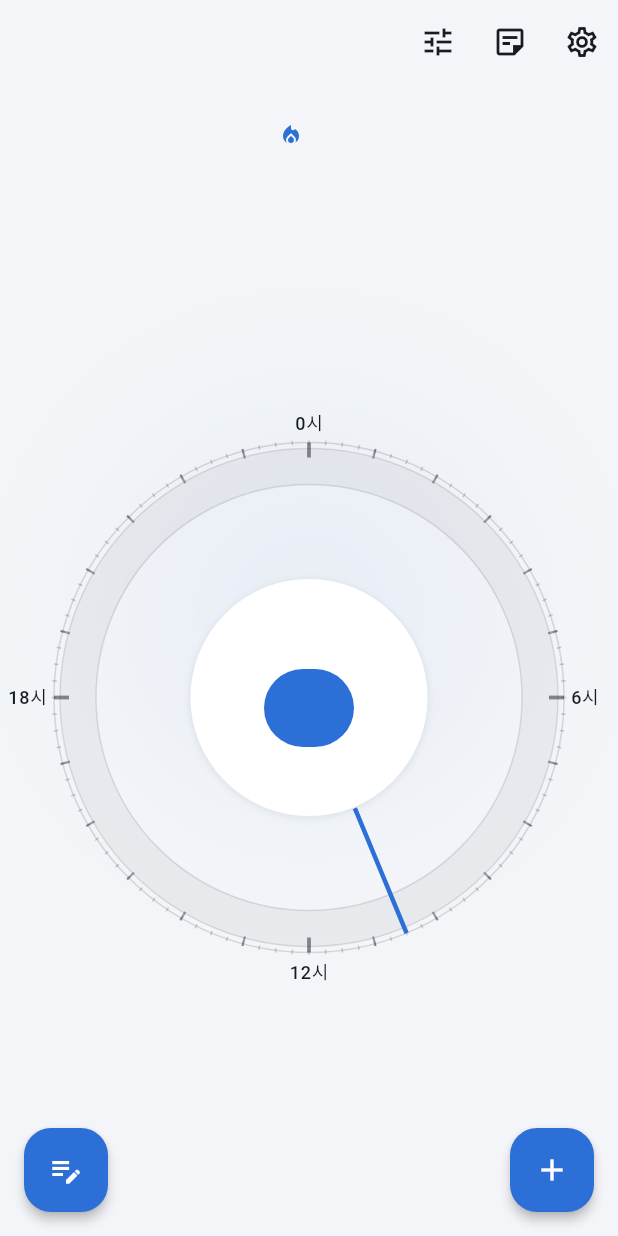
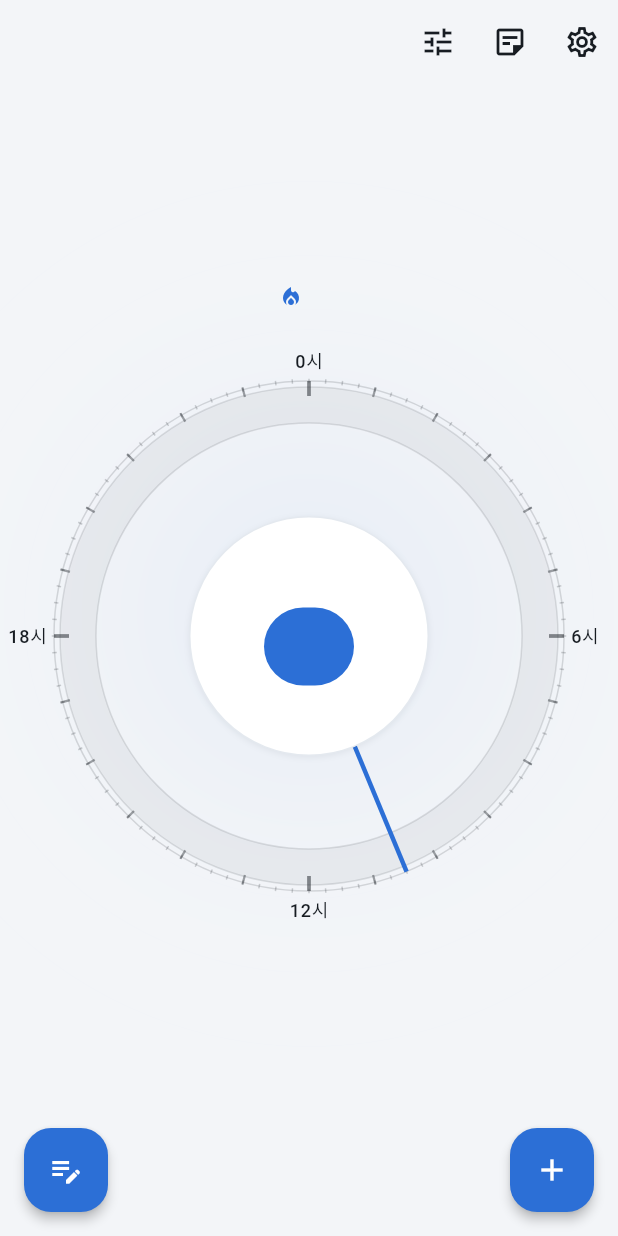
Before and after one commit to dhwjdghddd-web/adhd-planner, a Flutter app: the screen it shows after launch, after a tap on "건너뛰기", on a phone screen of 412 x 824 dp. Run offline on Flutter 3.47's test engine with Material 3 defaults, Android fonts, the phone set to English and light mode, and no system bars; our stand-ins replace cloud_firestore, confetti, firebase_auth, firebase_core, flutter_local_notifications, flutter_riverpod and 5 more; accounts and stored records are empty; network calls fail.

Commit message:
변경: '오늘' 홈 레이아웃 재구성 — 헤더를 다이얼에 붙이고 하단에 다음 구간 카운트다운
타임라인 스트립 제거(메모 FAB 공간을 침범하던 문제). 날짜·인사 헤더 + 배지 +
다이얼을 하나의 수직 중앙 클러스터로 묶어 헤더가 다이얼 바로 위에 오게 함(상단에
동떨어져 있던 문제 해소). 다이얼 아래·메모 버튼 위 공간은 '다음 구간까지
카운트다운' 한 줄로 채우되 fabAvoidingBottomInset만큼 띄워 FAB 영역을 침범하지
않음.

Co-Authored-By: Claude Opus 4.8 <noreply@anthropic.com>

```diff
--- a/lib/features/planner/planner_page.dart
+++ b/lib/features/planner/planner_page.dart
@@ -17,8 +17,8 @@ import '../rewards/daily_checklist_badge.dart';
 import '../rewards/streak_badge.dart';
 import '../segments/segment_editor_page.dart';
 import '../segments/segment_form_page.dart';
-import '../segments/segment_icons.dart';
-import '../memos/quick_add_button.dart' show MultiFabRow, GlobalQuickAddButton;
+import '../memos/quick_add_button.dart'
+    show MultiFabRow, GlobalQuickAddButton, fabAvoidingBottomInset;
 import '../settings/settings_page.dart';
 import 'dial_painter.dart';
 
@@ -101,20 +101,36 @@ class _PlannerPageState extends ConsumerState<PlannerPage> {
       body: Stack(
         children: [
           const Positioned.fill(child: _AmbientBackdrop()),
+          // Date/greeting header, streak/checklist badges, and the dial are one
+          // vertically-centred cluster so the header sits right above the dial
+          // rather than stranded at the top of the screen. Anything that fills
+          // the space *below* must stay above the bottom quick-add FAB.
           Column(
             children: [
+              Expanded(
+                child: LayoutBuilder(
+                  builder: (context, constraints) {
+                    // Reserve room above the dial for the header + badges so the
+                    // whole centred cluster fits without overflowing.
+                    final dialSize = math.min(
+                      constraints.maxWidth,
+                      constraints.maxHeight - 132,
+                    );
+                    return Center(
+                      child: Column(
+                        mainAxisSize: MainAxisSize.min,
+                        children: [
                           _HomeHeader(minuteOfDay: _currentMinute),
-              const Padding(
-                padding: EdgeInsets.symmetric(vertical: 8),
-                child: Center(
-                  child: Wrap(
+                          const SizedBox(height: 10),
+                          const Wrap(
                             spacing: 12,
                             alignment: WrapAlignment.center,
                             children: [StreakBadge(), DailyChecklistBadge()],
                           ),
-                ),
-              ),
-              Expanded(
+                          const SizedBox(height: 12),
+                          SizedBox(
+                            width: dialSize,
+                            height: dialSize,
                             child: segmentsAsync.when(
                               data: (segments) => _Dial(
                                 segments: segments,
@@ -125,13 +141,23 @@ class _PlannerPageState extends ConsumerState<PlannerPage> {
                               error: (e, st) => Center(child: Text('오류: $e')),
                             ),
                           ),
-              segmentsAsync.maybeWhen(
-                data: (segments) => _TodayTimelineStrip(
+                        ],
+                      ),
+                    );
+                  },
+                ),
+              ),
+              // Countdown to the next block, pinned just above the bottom
+              // quick-add FAB (never into its space — see the FAB-inset rule).
+              Padding(
+                padding: EdgeInsets.only(bottom: fabAvoidingBottomInset(context)),
+                child: segmentsAsync.maybeWhen(
+                  data: (segments) => _NextBlockCountdown(
                     segments: segments,
                     currentMinute: _currentMinute,
-                  completedSegmentIds: completedSegmentIds,
                   ),
                   orElse: () => const SizedBox.shrink(),
+                ),
               ),
             ],
           ),
@@ -398,123 +424,73 @@ class _HomeHeader extends StatelessWidget {
   }
 }
 
-/// A horizontal, time-ordered strip of today's blocks beneath the dial — a
-/// glanceable overview plus shortcuts: tap a block to open it in Focus,
-/// long-press to edit it (mirrors the dial's own tap/long-press). Fills the
-/// band below the dial that would otherwise sit empty on tall screens.
-class _TodayTimelineStrip extends StatelessWidget {
-  const _TodayTimelineStrip({
-    required this.segments,
-    required this.currentMinute,
-    required this.completedSegmentIds,
-  });
+/// A calm one-line countdown to the next block's start, filling the band
+/// between the dial and the bottom quick-add FAB. Hidden when no block is still
+/// ahead today.
+class _NextBlockCountdown extends StatelessWidget {
+  const _NextBlockCountdown({required this.segments, required this.currentMinute});
 
   final List<Segment> segments;
   final int currentMinute;
-  final Set<String> completedSegmentIds;
 
   @override
   Widget build(BuildContext context) {
     if (segments.isEmpty) return const SizedBox.shrink();
     final ordered = [...segments]..sort((a, b) => a.startMinute.compareTo(b.startMinute));
-
-    return SizedBox(
-      height: 64,
-      child: ListView.separated(
-        scrollDirection: Axis.horizontal,
-        padding: const EdgeInsets.fromLTRB(16, 0, 16, 12),
-        itemCount: ordered.length,
-        separatorBuilder: (_, _) => const SizedBox(width: 8),
-        itemBuilder: (context, i) {
-          final s = ordered[i];
-          final isCurrent = currentMinute >= s.startMinute && currentMinute < s.endMinute;
-          return _TimelineChip(
-            segment: s,
-            isCurrent: isCurrent,
-            isDone: completedSegmentIds.contains(s.id),
-          );
-        },
-      ),
-    );
+    Segment? next;
+    for (final s in ordered) {
+      if (s.startMinute > currentMinute) {
+        next = s;
+        break;
       }
     }
+    if (next == null) return const SizedBox.shrink();
 
-class _TimelineChip extends StatelessWidget {
-  const _TimelineChip({
-    required this.segment,
-    required this.isCurrent,
-    required this.isDone,
-  });
+    final remaining = next.startMinute - currentMinute;
+    final h = remaining ~/ 60;
+    final m = remaining % 60;
+    final remLabel = h > 0 ? '$h시간 $m분' : '$m분';
 
-  final Segment segment;
-  final bool isCurrent;
-  final bool isDone;
-
-  @override
-  Widget build(BuildContext context) {
     final theme = Theme.of(context);
     final isDark = theme.brightness == Brightness.dark;
-    final primary = theme.colorScheme.primary;
     final mutedColor = isDark ? const Color(0xFFA6B2BE) : const Color(0xFF525C68);
 
     return Semantics(
-      button: true,
-      label: '${TimeGeometry.formatMinute(segment.startMinute)} ${segment.name}'
-          '${isCurrent ? ', 현재' : ''}${isDone ? ', 완료' : ''}, 눌러서 열기',
-      child: InkWell(
-        borderRadius: BorderRadius.circular(14),
-        onTap: () => Navigator.of(context).push(
-          MaterialPageRoute(builder: (_) => FocusPage.forBlock(segment)),
-        ),
-        onLongPress: () {
-          HapticFeedback.mediumImpact();
-          Navigator.of(context).push(
-            MaterialPageRoute(builder: (_) => SegmentFormPage(existing: segment)),
-          );
-        },
-        child: Container(
-          constraints: const BoxConstraints(maxWidth: 150),
-          padding: const EdgeInsets.symmetric(horizontal: 12, vertical: 8),
-          decoration: BoxDecoration(
-            borderRadius: BorderRadius.circular(14),
-            color: isCurrent ? primary.withValues(alpha: isDark ? 0.18 : 0.10) : AppTheme.surface3(context),
-            border: Border.all(
-              color: isCurrent ? primary.withValues(alpha: 0.6) : (isDark ? Colors.transparent : const Color(0xFFE4E9EF)),
-              width: isCurrent ? 1.5 : 1,
+      label: '다음 구간 ${next.name}까지 $remLabel 남음',
+      child: Padding(
+        padding: const EdgeInsets.symmetric(horizontal: 24, vertical: 4),
+        child: Row(
+          mainAxisSize: MainAxisSize.min,
+          mainAxisAlignment: MainAxisAlignment.center,
+          children: [
+            Icon(Icons.schedule, size: 16, color: mutedColor),
+            const SizedBox(width: 6),
+            Flexible(
+              child: Text.rich(
+                TextSpan(
+                  children: [
+                    const TextSpan(text: '다음 '),
+                    TextSpan(
+                      text: next.name,
+                      style: TextStyle(
+                        fontWeight: FontWeight.w600,
+                        color: theme.colorScheme.primary,
                       ),
                     ),
-          child: Row(
-            mainAxisSize: MainAxisSize.min,
-            children: [
-              Icon(
-                isDone ? Icons.check_circle : iconForKey(segment.iconKey),
-                size: 16,
-                color: isDone ? primary : (isCurrent ? primary : mutedColor),
+                    const TextSpan(text: '까지 '),
+                    TextSpan(
+                      text: remLabel,
+                      style: const TextStyle(fontWeight: FontWeight.w600),
                     ),
-              const SizedBox(width: 6),
-              Flexible(
-                child: Column(
-                  crossAxisAlignment: CrossAxisAlignment.start,
-                  mainAxisSize: MainAxisSize.min,
-                  children: [
-                    Text(
-                      TimeGeometry.formatMinute(segment.startMinute),
-                      style: theme.textTheme.labelSmall?.copyWith(color: mutedColor),
+                  ],
                 ),
-                    Text(
-                      segment.name,
+                style: theme.textTheme.bodyMedium?.copyWith(color: mutedColor),
                 maxLines: 1,
                 overflow: TextOverflow.ellipsis,
-                      style: theme.textTheme.labelMedium?.copyWith(
-                        fontWeight: isCurrent ? FontWeight.w700 : FontWeight.w500,
-                        color: isDone ? mutedColor : null,
+                textAlign: TextAlign.center,
               ),
             ),
           ],
-                ),
-              ),
-            ],
-          ),
         ),
       ),
     );
```
Lines whose indentation alone changed are shown as unchanged.
